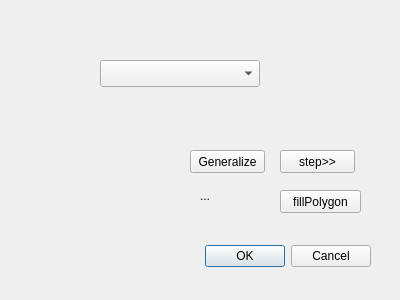
Qt form daishuPolygonGeneralization_dialog_base.ui (daishu0000/daishupolygongeneralization) before a commit.
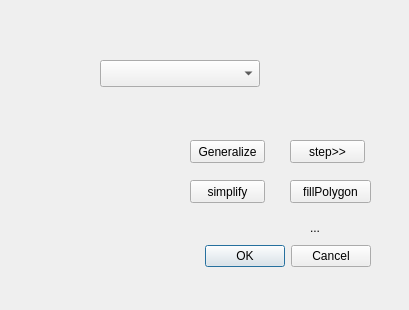
The same form after that commit. Custom widgets are drawn as their Qt base class.

Commit message: feat:使用凸包简化生成的多边形

```diff
--- a/daishuPolygonGeneralization_dialog_base.ui
+++ b/daishuPolygonGeneralization_dialog_base.ui
@@ -6,8 +6,8 @@
    <rect>
     <x>0</x>
     <y>0</y>
-    <width>400</width>
-    <height>300</height>
+    <width>409</width>
+    <height>310</height>
    </rect>
   </property>
   <property name="windowTitle">
@@ -43,7 +43,7 @@
    <property name="geometry">
     <rect>
      <x>190</x>
-     <y>150</y>
+     <y>140</y>
      <width>75</width>
      <height>23</height>
     </rect>
@@ -55,10 +55,10 @@
   <widget class="QLabel" name="lblWarning">
    <property name="geometry">
     <rect>
-     <x>200</x>
-     <y>190</y>
-     <width>54</width>
-     <height>12</height>
+     <x>310</x>
+     <y>220</y>
+     <width>61</width>
+     <height>16</height>
     </rect>
    </property>
    <property name="text">
@@ -68,8 +68,8 @@
   <widget class="QPushButton" name="pbStep">
    <property name="geometry">
     <rect>
-     <x>280</x>
-     <y>150</y>
+     <x>290</x>
+     <y>140</y>
      <width>75</width>
      <height>23</height>
     </rect>
@@ -81,8 +81,8 @@
   <widget class="QPushButton" name="pbFillPolygon">
    <property name="geometry">
     <rect>
-     <x>280</x>
-     <y>190</y>
+     <x>290</x>
+     <y>180</y>
      <width>81</width>
      <height>23</height>
     </rect>
@@ -91,6 +91,19 @@
     <string>fillPolygon</string>
    </property>
   </widget>
+  <widget class="QPushButton" name="pbSimplify">
+   <property name="geometry">
+    <rect>
+     <x>190</x>
+     <y>180</y>
+     <width>75</width>
+     <height>23</height>
+    </rect>
+   </property>
+   <property name="text">
+    <string>simplify</string>
+   </property>
+  </widget>
  </widget>
  <customwidgets>
   <customwidget>
```
The commit also changes 1 other file.
